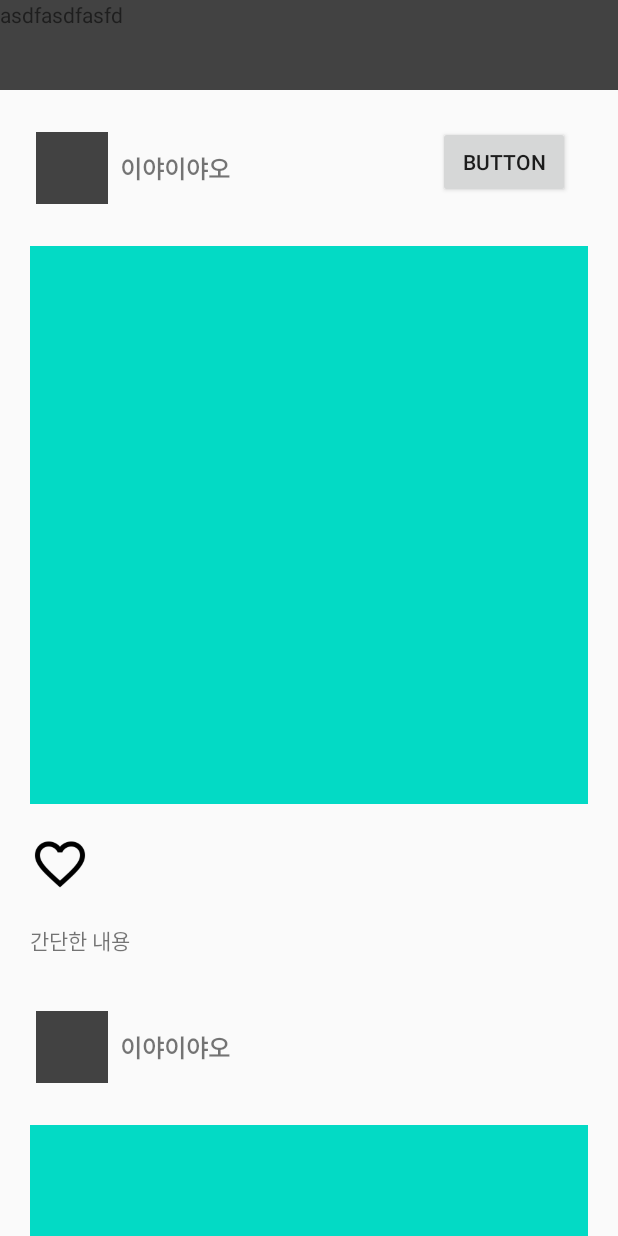
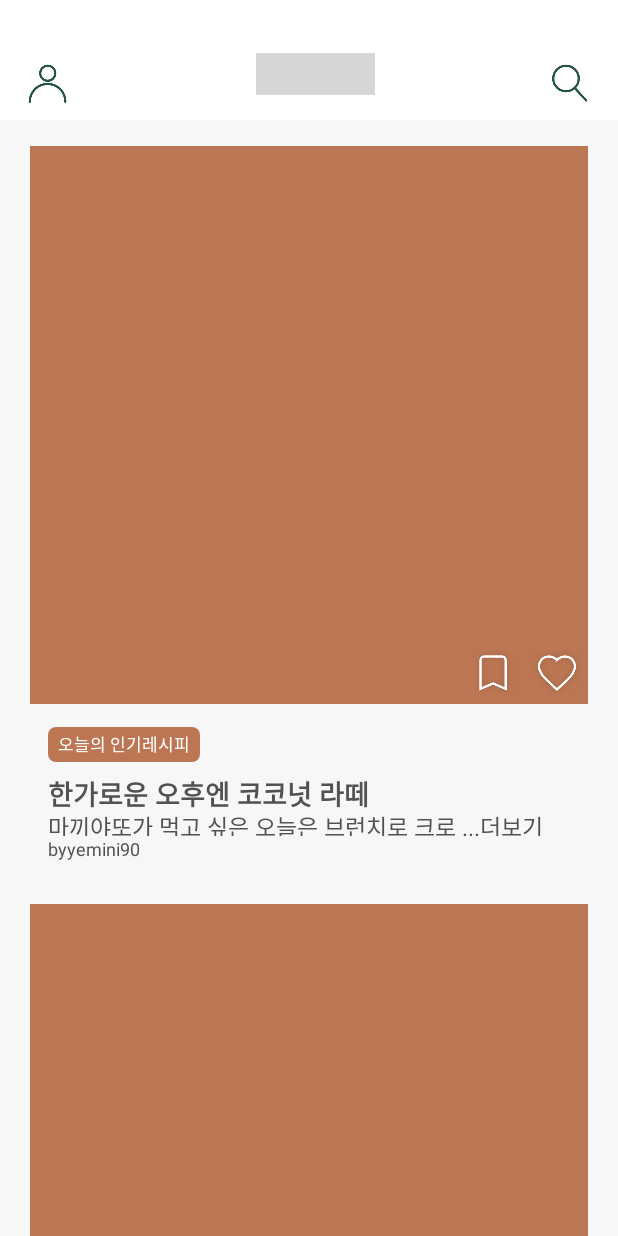
Before and after one commit to JiHyeonMon/selffee_android, an Android app: the layout activity_main.xml on its own in the app's theme, with its tools: preview values and no code run, on a phone screen of 412 x 824 dp. Run offline under Robolectric (Android 15) with nearby library versions, the phone set to English and light mode, and no system bars; grey boxes are pictures that could not be loaded.

Commit message:
main page design

```diff
--- /dev/null
+++ b/Sopkerton/app/src/main/res/drawable/textbox_background.xml
@@ -0,0 +1,11 @@
+<?xml version="1.0" encoding="utf-8"?>
+<shape xmlns:android="http://schemas.android.com/apk/res/android"
+    android:padding="10dp"
+    android:shape="rectangle">
+    <solid android:color="@color/box" />
+    <corners
+        android:bottomLeftRadius="5dp"
+        android:bottomRightRadius="5dp"
+        android:topLeftRadius="5dp"
+        android:topRightRadius="5dp" />
+</shape>
--- a/Sopkerton/app/src/main/res/layout/activity_main.xml
+++ b/Sopkerton/app/src/main/res/layout/activity_main.xml
@@ -4,49 +4,58 @@
     xmlns:tools="http://schemas.android.com/tools"
     android:layout_width="match_parent"
     android:layout_height="match_parent"
+    android:background="@color/background"
     tools:context=".MainActivity">
 
-    <Button
-        android:id="@+id/button"
-        android:layout_width="wrap_content"
-        android:layout_height="wrap_content"
-        android:layout_marginStart="316dp"
-        android:layout_marginLeft="316dp"
-        android:layout_marginTop="84dp"
-        android:layout_marginEnd="7dp"
-        android:layout_marginRight="7dp"
-        android:text="Button"
-        app:layout_constraintEnd_toStartOf="@+id/rv_home"
-        app:layout_constraintHorizontal_bias="0.058"
-        app:layout_constraintStart_toStartOf="parent"
-        app:layout_constraintTop_toTopOf="parent" />
 
-    <LinearLayout
+    <androidx.constraintlayout.widget.ConstraintLayout
         android:id="@+id/main_bar"
         android:layout_width="match_parent"
-        android:layout_height="60dp"
-        android:background="@color/cardview_dark_background"
-        android:orientation="horizontal"
-        app:layout_constraintBottom_toTopOf="@+id/rv_home"
+        android:layout_height="80dp"
+        android:background="@color/white"
         app:layout_constraintEnd_toEndOf="parent"
         app:layout_constraintStart_toStartOf="parent"
         app:layout_constraintTop_toTopOf="parent">
 
-        <com.google.android.material.textview.MaterialTextView
-            android:layout_width="match_parent"
-            android:layout_height="match_parent"
-            android:text="asdfasdfasfd" />
-    </LinearLayout>
+        <androidx.appcompat.widget.AppCompatImageView
+            android:id="@+id/person"
+            android:layout_width="48dp"
+            android:layout_height="48dp"
+            android:layout_marginLeft="8dp"
+            android:src="@drawable/icon_user"
+            app:layout_constraintBottom_toBottomOf="parent"
+            app:layout_constraintStart_toStartOf="parent" />
+
+        <androidx.appcompat.widget.AppCompatImageView
+            android:layout_width="79dp"
+            android:layout_height="28dp"
+            android:layout_marginLeft="8dp"
+            android:layout_marginTop="35dp"
+            android:src="@drawable/selffee_logo"
+            app:layout_constraintEnd_toStartOf="@id/search"
+            app:layout_constraintStart_toEndOf="@id/person"
+            app:layout_constraintTop_toTopOf="parent" />
+
+        <androidx.appcompat.widget.AppCompatImageView
+            android:layout_width="48dp"
+            android:id="@+id/search"
+            android:layout_height="48dp"
+            android:src="@drawable/icon_search"
+            android:layout_marginRight="8dp"
+            app:layout_constraintBottom_toBottomOf="parent"
+            app:layout_constraintEnd_toEndOf="parent" />
+
+    </androidx.constraintlayout.widget.ConstraintLayout>
+
 
     <androidx.recyclerview.widget.RecyclerView
         android:id="@+id/rv_home"
         android:layout_width="match_parent"
         android:layout_height="0dp"
-        android:paddingVertical="20dp"
         android:clipToPadding="false"
         android:orientation="vertical"
+        app:layoutManager="androidx.recyclerview.widget.LinearLayoutManager"
         app:layout_constraintBottom_toBottomOf="parent"
-        app:layoutManager="androidx.recyclerview.widget.LinearLayoutManager"
         app:layout_constraintTop_toBottomOf="@id/main_bar"
         tools:listitem="@layout/item_main" />
 
--- a/Sopkerton/app/src/main/res/layout/item_main.xml
+++ b/Sopkerton/app/src/main/res/layout/item_main.xml
@@ -2,80 +2,113 @@
 
 <androidx.constraintlayout.widget.ConstraintLayout xmlns:android="http://schemas.android.com/apk/res/android"
     xmlns:app="http://schemas.android.com/apk/res-auto"
+    xmlns:tools="http://schemas.android.com/tools"
     android:layout_width="match_parent"
-    android:layout_height="wrap_content">
+    android:layout_height="wrap_content"
+    android:layout_marginTop="17dp"
+    android:layout_marginHorizontal="20dp"
+    android:backgroundTint="@color/white">
+
+    <ImageView
+        android:id="@+id/img_content"
+        android:layout_width="0dp"
+        android:layout_height="0dp"
+        android:background="@color/box"
+        android:scaleType="centerCrop"
+        app:layout_constraintDimensionRatio="1:1"
+        app:layout_constraintEnd_toEndOf="parent"
+        app:layout_constraintStart_toStartOf="parent"
+        app:layout_constraintTop_toTopOf="parent" />
 
     <androidx.constraintlayout.widget.ConstraintLayout
-        android:id="@+id/constraintLayout"
+        android:id="@+id/icons"
         android:layout_width="match_parent"
         android:layout_height="wrap_content"
-        android:paddingHorizontal="24dp"
-        android:paddingVertical="8dp"
+        app:layout_constraintBottom_toBottomOf="@+id/img_content">
+
+        <androidx.appcompat.widget.AppCompatImageView
+            android:id="@+id/like"
+            android:layout_width="42dp"
+            android:layout_height="42dp"
+            android:layout_gravity="end"
+            android:src="@drawable/icon_heart_unselected"
+            app:layout_constraintEnd_toEndOf="parent"
+            app:layout_constraintTop_toTopOf="parent" />
+
+        <androidx.appcompat.widget.AppCompatImageView
+            android:id="@+id/zzim"
+            android:layout_width="42dp"
+            android:layout_height="42dp"
+            android:layout_gravity="end"
+            android:src="@drawable/icon_bookmark_unselected"
+            app:layout_constraintEnd_toStartOf="@+id/like"
+            app:layout_constraintTop_toTopOf="parent" />
+    </androidx.constraintlayout.widget.ConstraintLayout>
+
+    <androidx.constraintlayout.widget.ConstraintLayout
+        android:layout_width="match_parent"
+        android:layout_height="wrap_content"
+        android:paddingHorizontal="12dp"
+        android:paddingTop="15dp"
+        android:paddingBottom="11dp"
+        app:layout_constraintBottom_toBottomOf="parent"
+        app:layout_constraintEnd_toEndOf="parent"
         app:layout_constraintStart_toStartOf="parent"
-        app:layout_constraintTop_toTopOf="parent">
+        app:layout_constraintTop_toBottomOf="@id/icons">
 
-        <de.hdodenhof.circleimageview.CircleImageView
-            android:id="@+id/img_profile"
-            android:layout_width="48dp"
-            android:layout_height="48dp"
-            android:background="@color/cardview_dark_background"
+        <TextView
+            android:id="@+id/today"
+            android:layout_width="101dp"
+            android:layout_height="23dp"
+            android:background="@drawable/textbox_background"
+            android:gravity="center"
+            android:text="오늘의 인기레시피"
+            android:textColor="@color/white"
+            android:textSize="11sp"
             app:layout_constraintStart_toStartOf="parent"
             app:layout_constraintTop_toTopOf="parent" />
+
+        <TextView
+            android:id="@+id/title"
+            android:layout_width="match_parent"
+            android:layout_height="24dp"
+            android:layout_marginTop="7dp"
+            android:text="한가로운 오후엔 코코넛 라떼"
+            android:textColor="@color/gray"
+            android:textSize="18sp"
+            android:textStyle="bold"
+            app:layout_constraintTop_toBottomOf="@+id/today" />
+
+        <TextView
+            android:id="@+id/content"
+            android:layout_width="match_parent"
+            android:layout_height="18dp"
+            android:text="마끼야또가 먹고 싶은 오늘은 브런치로 크로 ...더보기"
+            android:textColor="@color/gray"
+            android:textSize="15sp"
+            app:layout_constraintTop_toBottomOf="@+id/title"
+            app:layout_goneMarginTop="4dp" />
+
+        <TextView
+            android:id="@+id/by"
+            android:layout_width="wrap_content"
+            android:layout_height="wrap_content"
+            android:text="by"
+            android:textColor="@color/gray"
+            android:textSize="12sp"
+            app:layout_constraintEnd_toStartOf="@id/username"
+            app:layout_constraintStart_toStartOf="parent"
+            app:layout_constraintTop_toBottomOf="@+id/content" />
 
         <TextView
             android:id="@+id/username"
             android:layout_width="wrap_content"
             android:layout_height="wrap_content"
-            android:layout_marginStart="8dp"
-            android:layout_marginLeft="8dp"
-            android:text="이야이야오"
-            android:textSize="16sp"
-            android:textStyle="bold"
-            app:layout_constraintBottom_toBottomOf="@+id/img_profile"
-            app:layout_constraintStart_toEndOf="@+id/img_profile"
-            app:layout_constraintTop_toTopOf="@+id/img_profile" />
-
-        <ImageView
-            android:id="@+id/imageView"
-            android:layout_width="wrap_content"
-            android:layout_height="wrap_content"
-            app:layout_constraintBottom_toBottomOf="@+id/username"
-            app:layout_constraintEnd_toEndOf="parent"
-            app:layout_constraintTop_toTopOf="@+id/username" />
+            android:text="yemini90"
+            android:textColor="@color/gray"
+            android:textSize="12sp"
+            app:layout_constraintStart_toEndOf="@+id/by"
+            app:layout_constraintTop_toBottomOf="@+id/content" />
     </androidx.constraintlayout.widget.ConstraintLayout>
 
-    <ImageView
-        android:id="@+id/img_content"
-        android:layout_width="0dp"
-        android:layout_height="0dp"
-        android:layout_margin="20dp"
-        android:background="@color/colorAccent"
-        android:scaleType="centerCrop"
-        app:layout_constraintDimensionRatio="1:1"
-        app:layout_constraintEnd_toEndOf="parent"
-        app:layout_constraintStart_toStartOf="parent"
-        app:layout_constraintTop_toBottomOf="@+id/constraintLayout" />
-
-    <androidx.constraintlayout.widget.ConstraintLayout
-        android:id="@+id/icons"
-        android:layout_width="match_parent"
-        android:layout_height="wrap_content"
-        android:layout_margin="20dp"
-        app:layout_constraintTop_toBottomOf="@+id/img_content">
-
-        <androidx.appcompat.widget.AppCompatImageView
-            android:layout_width="40dp"
-            android:layout_height="40dp"
-            android:src="@drawable/ic_favorite_border"
-            app:layout_constraintStart_toStartOf="parent"
-            app:layout_constraintTop_toTopOf="parent" />
-    </androidx.constraintlayout.widget.ConstraintLayout>
-
-    <TextView
-        android:id="@+id/content"
-        android:layout_width="match_parent"
-        android:layout_height="50dp"
-        android:layout_margin="20dp"
-        android:text="간단한 내용"
-        app:layout_constraintTop_toBottomOf="@+id/icons" />
 </androidx.constraintlayout.widget.ConstraintLayout>
--- a/Sopkerton/app/src/main/res/values/colors.xml
+++ b/Sopkerton/app/src/main/res/values/colors.xml
@@ -3,4 +3,8 @@
     <color name="colorPrimary">#6200EE</color>
     <color name="colorPrimaryDark">#3700B3</color>
     <color name="colorAccent">#03DAC5</color>
+    <color name="background">#f7f7f7</color>
+    <color name="white">#ffffff</color>
+    <color name="gray">#515151</color>
+    <color name="box">#bc7653</color>
 </resources>
--- a/Sopkerton/app/src/main/res/values/styles.xml
+++ b/Sopkerton/app/src/main/res/values/styles.xml
@@ -8,5 +8,4 @@
         <item name="colorAccent">@color/colorAccent</item>
         <item name="windowNoTitle">true</item>
     </style>
-
 </resources>
```
